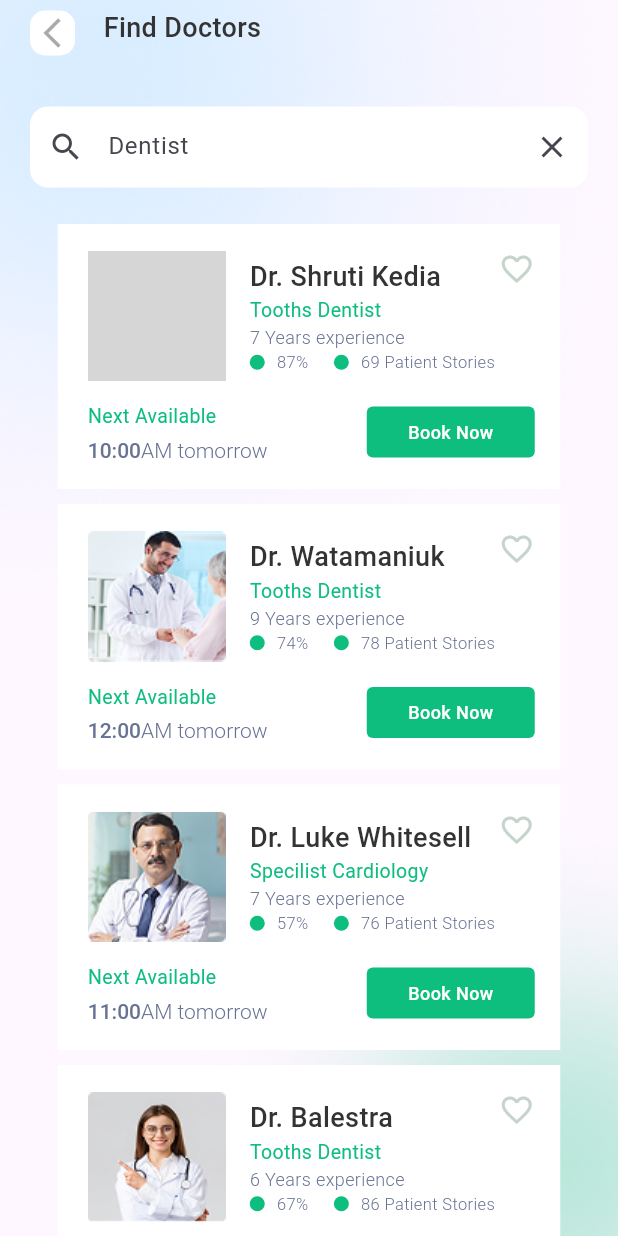
After one commit to nouraalmufty-205/Doctor_app, a Flutter app: the SearchScreen screen opened directly, on a phone screen of 412 x 824 dp. The commit adds this screen. Run offline on Flutter 3.47's test engine with Material 3 defaults, Android fonts, the phone set to English and light mode, and no system bars; our stand-ins replace carousel_slider; grey boxes are pictures that could not be loaded.

Commit message:
find doctor screen added

```diff
--- a/lib/core/main_button.dart
+++ b/lib/core/main_button.dart
@@ -11,7 +11,7 @@ class MainButton extends StatelessWidget {
     required this.button_w,
     required this.button_h,
     required this.button_text,
-    required this.button_radius ,
+    required this.button_radius,
   });
 
   @override
@@ -24,7 +24,14 @@ class MainButton extends StatelessWidget {
         borderRadius: BorderRadius.circular(button_radius),
       ),
       child: Center(
-        child: Text(button_text,style: TextStyle(color: Color(0xffFFFFFF),fontSize:12 ,fontWeight: FontWeight(500)),),
+        child: Text(
+          button_text,
+          style: TextStyle(
+            color: Color(0xffFFFFFF),
+            fontSize: 12,
+            fontWeight: FontWeight.w500,
+          ),
+        ),
       ),
     );
   }
--- a/lib/core/screens_title.dart
+++ b/lib/core/screens_title.dart
@@ -17,26 +17,33 @@ class ScreensTitle extends StatelessWidget {
     return Row(
       children: [
         Padding(
-          padding: const EdgeInsets.only(left:20 ,top: 7),
+          padding: const EdgeInsets.only(left: 20, top: 7),
           child: Container(
             alignment: Alignment.center,
             decoration: BoxDecoration(
               color: Color(0xffFFFFFF),
-              border: Border.all(color: Color(0xffFFFFFF),  ),
-              borderRadius: BorderRadius.all(Radius.circular(10))
+              border: Border.all(color: Color(0xffFFFFFF)),
+              borderRadius: BorderRadius.all(Radius.circular(10)),
             ),
             width: 30,
             height: 30,
             child: IconButton(
               padding: EdgeInsets.zero,
               constraints: BoxConstraints(),
-              onPressed: onPressed, icon: Icon(icon)),
+              onPressed: onPressed,
+              icon: Icon(icon),
+            ),
           ),
         ),
         SizedBox(width: 19),
-        Text(text ,style: TextStyle(
-          fontSize: 18,fontWeight: FontWeight(500),color: Color(0xff333333)
-        ),),
+        Text(
+          text,
+          style: TextStyle(
+            fontSize: 18,
+            fontWeight: FontWeight.w500,
+            color: Color(0xff333333),
+          ),
+        ),
       ],
     );
   }
--- a/lib/screens/menu_screen/menu_screen.dart
+++ b/lib/screens/menu_screen/menu_screen.dart
@@ -60,7 +60,7 @@ class MenuScreen extends StatelessWidget {
                         "Logout",
                         style: TextStyle(
                           fontSize: 20,
-                            fontWeight: FontWeight(500),
+                          fontWeight: FontWeight.w500,
                           color: Colors.white,
                         ),
                       ),
--- /dev/null
+++ b/lib/screens/searchscreen.dart
@@ -0,0 +1,94 @@
+import 'package:doctorapp/core/doctor_card.dart';
+import 'package:doctorapp/core/screens_title.dart';
+import 'package:doctorapp/model/doctor_model.dart';
+import 'package:doctorapp/screens/my_doctors/widget/search_feild.dart';
+import 'package:flutter/material.dart';
+
+class SearchScreen extends StatelessWidget {
+  const SearchScreen({super.key});
+
+  @override
+  Widget build(BuildContext context) {
+    return Scaffold(
+      body: SafeArea(
+        child: Container(
+          decoration: const BoxDecoration(
+            image: DecorationImage(
+              image: AssetImage("assets/My_doctors_screen.png"),
+              fit: BoxFit.cover,
+            ),
+          ),
+          child: Column(
+            children: [
+              ScreensTitle(
+                icon: Icons.arrow_back_ios_outlined,
+                text: "Find Doctors",
+              ),
+              const SizedBox(height: 34),
+              Padding(
+                padding: const EdgeInsets.symmetric(horizontal: 20),
+                child: const SearchFeild(
+                  Text_feild: 'Dentist',
+                  lIcon: Icons.search,
+                  ricon: Icons.close,
+                ),
+              ),
+              const SizedBox(height: 24),
+              Expanded(
+                child: ListView.builder(
+                  itemCount: doctors.length,
+                  itemBuilder: (context, index) {
+                    return DoctorCardMain(doctorModel: doctors[index]);
+                  },
+                ),
+              ),
+            ],
+          ),
+        ),
+      ),
+    );
+  }
+}
+
+List<DoctorModel> doctors = [
+  DoctorModel(
+    imageName: 'assets/mydoctor1',
+    doctorName: 'Dr. Shruti Kedia',
+    doctorTitle: 'Tooths Dentist',
+    doctorExperience: '7 Years experience ',
+    doctorSpercentage: '87%',
+    doctorNPatient: '69 Patient Stories',
+    openingHour: '10:00',
+    hasBooking: true,
+  ),
+  DoctorModel(
+    imageName: 'assets/mydoctor2.png',
+    doctorName: 'Dr. Watamaniuk',
+    doctorTitle: 'Tooths Dentist',
+    doctorExperience: '9 Years experience  ',
+    doctorSpercentage: '74%',
+    doctorNPatient: '78 Patient Stories',
+    openingHour: '12:00',
+    hasBooking: true,
+  ),
+  DoctorModel(
+    imageName: 'assets/mydoctor3.png',
+    doctorName: 'Dr. Luke Whitesell',
+    doctorTitle: 'Specilist Cardiology',
+    doctorExperience: '7 Years experience ',
+    doctorSpercentage: '57%',
+    doctorNPatient: '76 Patient Stories',
+    openingHour: '11:00',
+    hasBooking: true,
+  ),
+  DoctorModel(
+    imageName: 'assets/mydoctor1.png',
+    doctorName: 'Dr. Balestra',
+    doctorTitle: 'Tooths Dentist',
+    doctorExperience: '6 Years experience ',
+    doctorSpercentage: '67%',
+    doctorNPatient: '86 Patient Stories',
+    openingHour: '11:00',
+    hasBooking: true,
+  ),
+];
```
Lines whose indentation alone changed are shown as unchanged.
